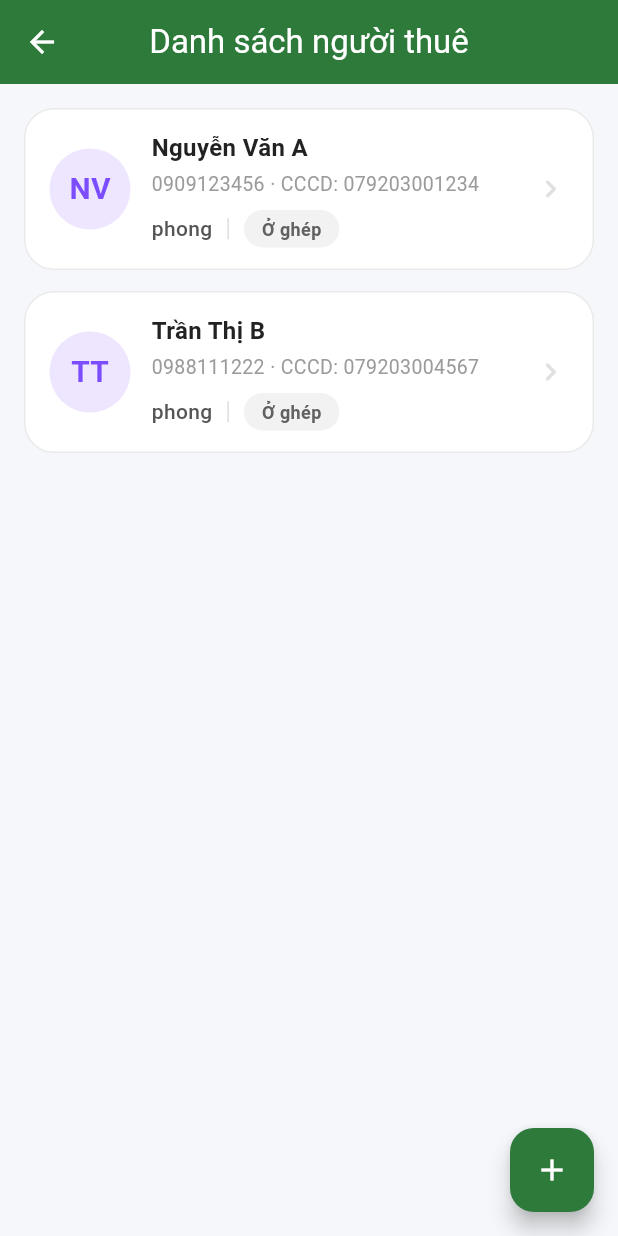
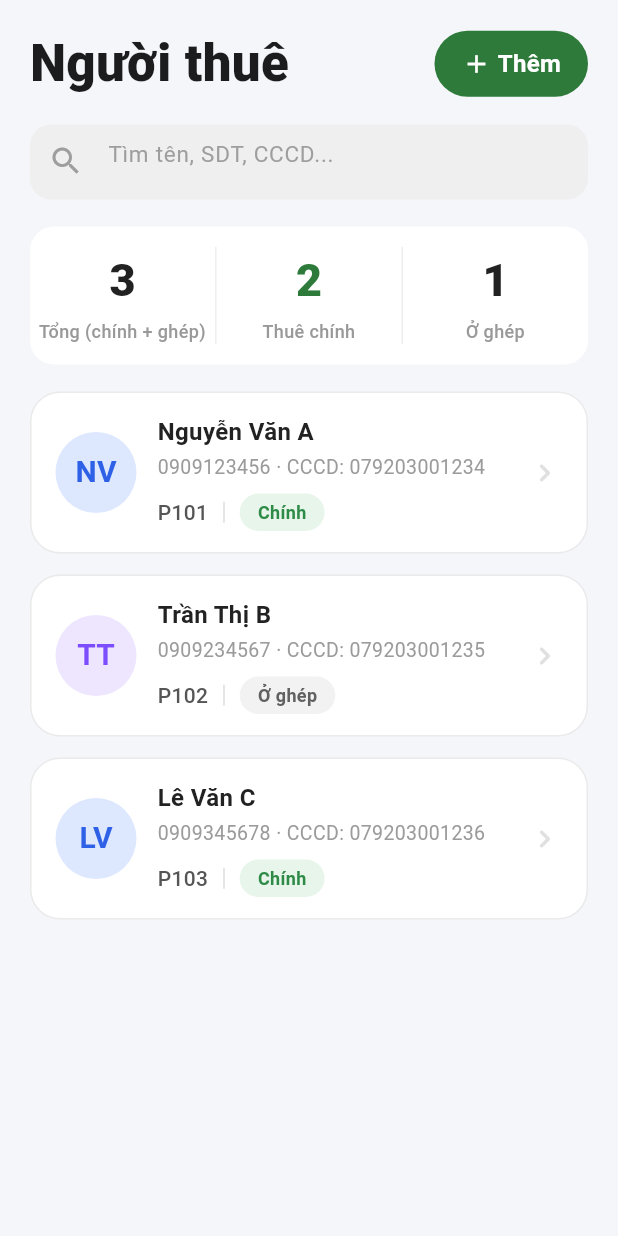
Before and after one commit to Trannie47/AppTroNhaToi, a Flutter app: the NguoiThuePage screen opened directly, on a phone screen of 412 x 824 dp. Run offline on Flutter 3.47's test engine with Material 3 defaults, Android fonts, the phone set to English and light mode, and no system bars.

Commit message:
Update 17h:37

```diff
--- /dev/null
+++ b/lib/models/view_model/nguoi_thue_phong.dart
@@ -0,0 +1,35 @@
+import 'package:AppTroNhaToi/models/nguoi_thue.dart';
+import 'package:AppTroNhaToi/models/phong.dart';
+
+class NguoiThuePhong {
+  final NguoiThue nguoiThue;
+  final Phong? phong;
+
+  NguoiThuePhong({required this.nguoiThue, required this.phong});
+
+  factory NguoiThuePhong.fromJson(Map<String, dynamic> json) {
+    return NguoiThuePhong(
+      nguoiThue: NguoiThue.fromMap(json['nguoi_thue']),
+      phong: json['phong'] != null ? Phong.fromMap(json['phong']) : null,
+    );
+  }
+
+  Map<String, dynamic> toJson() {
+    return {'nguoi_thue': nguoiThue.toMap(), 'phong': phong?.toMap()};
+  }
+
+  NguoiThuePhong copyWith({NguoiThue? nguoiThue, Phong? phong}) {
+    return NguoiThuePhong(
+      nguoiThue: nguoiThue ?? this.nguoiThue,
+      phong: phong ?? this.phong,
+    );
+  }
+
+  @override
+  String toString() {
+    return 'NguoiThuePhong('
+        'nguoiThue: $nguoiThue, '
+        'phong: $phong'
+        ')';
+  }
+}
--- a/lib/pages/MainPage/NguoiThuePage/nguoiThuePage.dart
+++ b/lib/pages/MainPage/NguoiThuePage/nguoiThuePage.dart
@@ -1,4 +1,6 @@
 import 'package:AppTroNhaToi/models/nguoi_thue.dart';
+import 'package:AppTroNhaToi/models/phong.dart';
+import 'package:AppTroNhaToi/models/view_model/nguoi_thue_phong.dart';
 import 'package:AppTroNhaToi/widget/itemNguoiThue.dart';
 import 'package:flutter/material.dart';
 
@@ -10,62 +12,288 @@ class NguoiThuePage extends StatefulWidget {
 }
 
 class _NguoiThuePageState extends State<NguoiThuePage> {
-  final List<NguoiThue> danhSachNguoiThue = [
-    NguoiThue(
+  final List<NguoiThuePhong> danhSachNguoiThue = [
+    NguoiThuePhong(
+      nguoiThue: NguoiThue(
         idnt: 1,
         hoTen: "Nguyễn Văn A",
         cccd: "079203001234",
         sdt: "0909123456",
         queQuan: "TP.HCM",
-      ghiChu: "Đã cọc phòng",
+        ghiChu: "",
         ngaySinh: DateTime(2003, 5, 12),
       ),
-    NguoiThue(
+      phong: Phong(
+        phongID: 1,
+        tenPhong: "P101",
+        trangThai: 1,
+        maLoaiPhong: 1,
+      ),
+    ),
+
+    NguoiThuePhong(
+      nguoiThue: NguoiThue(
         idnt: 2,
         hoTen: "Trần Thị B",
-      cccd: "079203004567",
-      sdt: "0988111222",
-      queQuan: "Cần Thơ",
-      ghiChu: "Thuê dài hạn",
-      ngaySinh: DateTime(2002, 8, 20),
+        cccd: "079203001235",
+        sdt: "0909234567",
+        queQuan: "Hà Nội",
+        ghiChu: "Ở ghép",
+        ngaySinh: DateTime(2000, 8, 20),
+      ),
+      phong: Phong(
+        phongID: 2,
+        tenPhong: "P102",
+        trangThai: 1,
+        maLoaiPhong: 1,
+      ),
+    ),
+
+    NguoiThuePhong(
+      nguoiThue: NguoiThue(
+        idnt: 3,
+        hoTen: "Lê Văn C",
+        cccd: "079203001236",
+        sdt: "0909345678",
+        queQuan: "Đà Nẵng",
+        ghiChu: "",
+        ngaySinh: DateTime(2001, 3, 15),
+      ),
+      phong: Phong(
+        phongID: 3,
+        tenPhong: "P103",
+        trangThai: 1,
+        maLoaiPhong: 1,
+      ),
     ),
   ];
 
-  String formatDate(DateTime? date) {
-    if (date == null) return "";
-    return "${date.day}/${date.month}/${date.year}";
-  }
+  final TextEditingController searchController = TextEditingController();
 
   @override
   Widget build(BuildContext context) {
+    int tong = danhSachNguoiThue.length;
+
+    int thueChinh = danhSachNguoiThue
+        .where(
+          (e) =>
+      e.nguoiThue.ghiChu == null ||
+          e.nguoiThue.ghiChu!.trim().isEmpty,
+    )
+        .length;
+
+    int oGhep = tong - thueChinh;
+
     return Scaffold(
-      backgroundColor: const Color(0xffF5F7FA),
-      appBar: AppBar(
-        title: const Text("Danh sách người thuê"),
-        centerTitle: true,
-        backgroundColor: const Color(0xff2D7A3A),
-        foregroundColor: Colors.white,
+      backgroundColor: const Color(0xffF5F6FA),
+
+      body: SafeArea(
+        child: Column(
+          children: [
+            /// HEADER
+            Padding(
+              padding: const EdgeInsets.fromLTRB(20, 18, 20, 16),
+
+              child: Row(
+                mainAxisAlignment: MainAxisAlignment.spaceBetween,
+
+                children: [
+                  const Text(
+                    "Người thuê",
+
+                    style: TextStyle(
+                      fontSize: 34,
+                      fontWeight: FontWeight.w800,
+                      color: Color(0xff1C1C1E),
                     ),
-      floatingActionButton: FloatingActionButton(
-        backgroundColor: const Color(0xff2D7A3A),
-        onPressed: () {},
-        child: const Icon(Icons.add, color: Colors.white),
                   ),
-      body: danhSachNguoiThue.isEmpty
-          ? const Center(
-              child: Text(
-                "Chưa có người thuê",
-                style: TextStyle(fontSize: 18, fontWeight: FontWeight.w500),
+
+                  Container(
+                    height: 44,
+
+                    decoration: BoxDecoration(
+                      color: const Color(0xff2D7A3A),
+                      borderRadius: BorderRadius.circular(30),
                     ),
-            )
-          : ListView.builder(
-              padding: const EdgeInsets.all(16),
+
+                    child: Material(
+                      color: Colors.transparent,
+
+                      child: InkWell(
+                        borderRadius: BorderRadius.circular(30),
+
+                        onTap: () {},
+
+                        child: const Padding(
+                          padding: EdgeInsets.symmetric(horizontal: 18),
+
+                          child: Row(
+                            children: [
+                              Icon(
+                                Icons.add,
+                                color: Colors.white,
+                                size: 20,
+                              ),
+
+                              SizedBox(width: 4),
+
+                              Text(
+                                "Thêm",
+
+                                style: TextStyle(
+                                  color: Colors.white,
+                                  fontWeight: FontWeight.w700,
+                                  fontSize: 16,
+                                ),
+                              ),
+                            ],
+                          ),
+                        ),
+                      ),
+                    ),
+                  ),
+                ],
+              ),
+            ),
+
+            /// SEARCH
+            Padding(
+              padding: const EdgeInsets.symmetric(horizontal: 20),
+
+              child: Container(
+                height: 50,
+
+                decoration: BoxDecoration(
+                  color: const Color(0xffEFEFEF),
+                  borderRadius: BorderRadius.circular(14),
+                ),
+
+                child: TextField(
+                  controller: searchController,
+
+                  decoration: InputDecoration(
+                    border: InputBorder.none,
+
+                    hintText: "Tìm tên, SDT, CCCD...",
+
+                    hintStyle: TextStyle(
+                      color: Colors.grey.shade500,
+                      fontSize: 15,
+                    ),
+
+                    prefixIcon: Icon(
+                      Icons.search,
+                      color: Colors.grey.shade500,
+                    ),
+                  ),
+                ),
+              ),
+            ),
+
+            const SizedBox(height: 18),
+
+            /// THỐNG KÊ
+            Container(
+              margin: const EdgeInsets.symmetric(horizontal: 20),
+
+              decoration: BoxDecoration(
+                color: Colors.white,
+                borderRadius: BorderRadius.circular(16),
+              ),
+
+              child: Row(
+                children: [
+                  _itemThongKe(
+                    title: "$tong",
+                    subTitle: "Tổng (chính + ghép)",
+                    color: const Color(0xff222222),
+                  ),
+
+                  _divider(),
+
+                  _itemThongKe(
+                    title: "$thueChinh",
+                    subTitle: "Thuê chính",
+                    color: const Color(0xff2D7A3A),
+                  ),
+
+                  _divider(),
+
+                  _itemThongKe(
+                    title: "$oGhep",
+                    subTitle: "Ở ghép",
+                    color: const Color(0xff222222),
+                  ),
+                ],
+              ),
+            ),
+
+            const SizedBox(height: 18),
+
+            /// LIST
+            Expanded(
+              child: ListView.builder(
+                padding: const EdgeInsets.symmetric(horizontal: 20),
+
                 itemCount: danhSachNguoiThue.length,
+
                 itemBuilder: (context, index) {
-                final nt = danhSachNguoiThue[index];
+                  return ItemNguoiThue(
+                    nguoiThue: danhSachNguoiThue[index],
+                  );
+                },
+              ),
+            ),
+          ],
+        ),
+      ),
+    );
+  }
 
-                return ItemNguoiThue(nguoiThue: nt);
-              },
+  Widget _divider() {
+    return Container(
+      width: 1,
+      height: 65,
+      color: const Color(0xffEEEEEE),
+    );
+  }
+
+  Widget _itemThongKe({
+    required String title,
+    required String subTitle,
+    required Color color,
+  }) {
+    return Expanded(
+      child: Padding(
+        padding: const EdgeInsets.symmetric(vertical: 14),
+
+        child: Column(
+          children: [
+            Text(
+              title,
+
+              style: TextStyle(
+                fontSize: 30,
+                fontWeight: FontWeight.w800,
+                color: color,
+              ),
+            ),
+
+            const SizedBox(height: 4),
+
+            Text(
+              subTitle,
+
+              textAlign: TextAlign.center,
+
+              style: const TextStyle(
+                fontSize: 12,
+                color: Color(0xff999999),
+                fontWeight: FontWeight.w500,
+              ),
+            ),
+          ],
+        ),
       ),
     );
   }
--- a/lib/widget/itemNguoiThue.dart
+++ b/lib/widget/itemNguoiThue.dart
@@ -1,9 +1,8 @@
-import 'package:AppTroNhaToi/models/nguoi_thue.dart';
+import 'package:AppTroNhaToi/models/view_model/nguoi_thue_phong.dart';
 import 'package:flutter/material.dart';
 
 class ItemNguoiThue extends StatelessWidget {
-  final NguoiThue nguoiThue;
-
+  final NguoiThuePhong nguoiThue;
 
   final bool isSelected;
   final VoidCallback? onTap;
@@ -19,7 +18,8 @@ class ItemNguoiThue extends StatelessWidget {
   Widget build(BuildContext context) {
     /// KIỂM TRA VAI TRÒ
     bool isOGhep =
-        nguoiThue.ghiChu != null && nguoiThue.ghiChu!.trim().isNotEmpty;
+        nguoiThue.nguoiThue.ghiChu != null &&
+        nguoiThue.nguoiThue.ghiChu!.trim().isNotEmpty;
 
     String vaiTro = isOGhep ? "Ở ghép" : "Chính";
 
@@ -46,10 +46,7 @@ class ItemNguoiThue extends StatelessWidget {
       child: Container(
         margin: const EdgeInsets.only(bottom: 14),
 
-        padding: const EdgeInsets.symmetric(
-          horizontal: 16,
-          vertical: 14,
-        ),
+        padding: const EdgeInsets.symmetric(horizontal: 16, vertical: 14),
 
         decoration: BoxDecoration(
           color: Colors.white,
@@ -79,7 +76,7 @@ class ItemNguoiThue extends StatelessWidget {
               alignment: Alignment.center,
 
               child: Text(
-                _vietTat(nguoiThue.hoTen??""),
+                _vietTat(nguoiThue.nguoiThue.hoTen ?? ""),
 
                 style: TextStyle(
                   color: avatarText,
@@ -98,7 +95,7 @@ class ItemNguoiThue extends StatelessWidget {
                 children: [
                   /// HỌ TÊN
                   Text(
-                    nguoiThue.hoTen??"",
+                    nguoiThue.nguoiThue.hoTen ?? "",
 
                     style: const TextStyle(
                       fontSize: 16,
@@ -111,7 +108,7 @@ class ItemNguoiThue extends StatelessWidget {
 
                   /// SDT + CCCD
                   Text(
-                    "${nguoiThue.sdt} · CCCD: ${nguoiThue.cccd}",
+                    "${nguoiThue.nguoiThue.sdt} · CCCD: ${nguoiThue.nguoiThue.cccd}",
 
                     style: const TextStyle(
                       fontSize: 13,
@@ -125,7 +122,7 @@ class ItemNguoiThue extends StatelessWidget {
                   Row(
                     children: [
                       Text(
-                        "phong",
+                        nguoiThue.phong?.tenPhong ?? "",
 
                         style: const TextStyle(
                           fontSize: 14,
```
Lines whose indentation alone changed are shown as unchanged.
